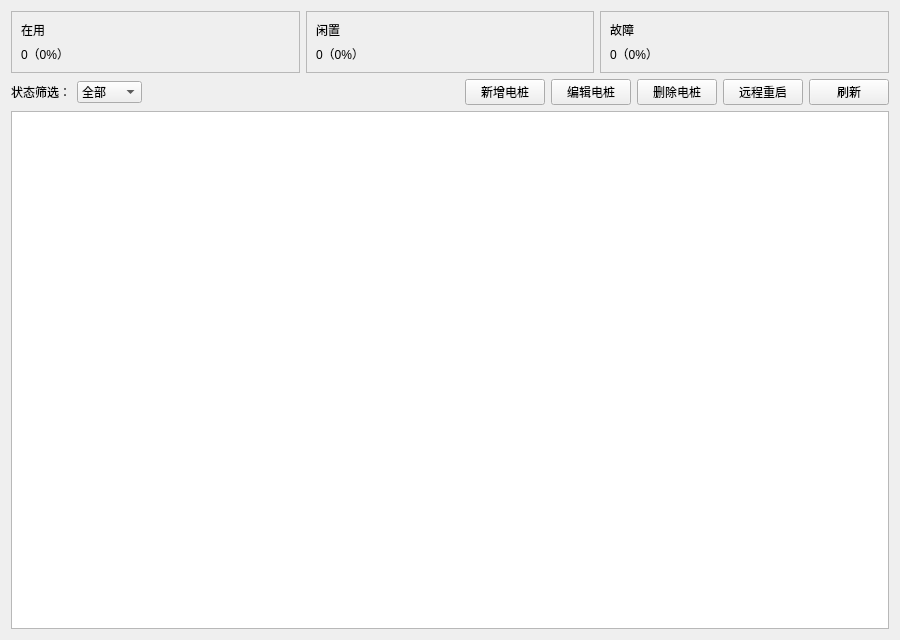
This is EVChargingServer/src/ui/pages/PilePage.ui in Vescola/xiaoxueqi as Qt 5 draws it before an edit. The edited form follows.
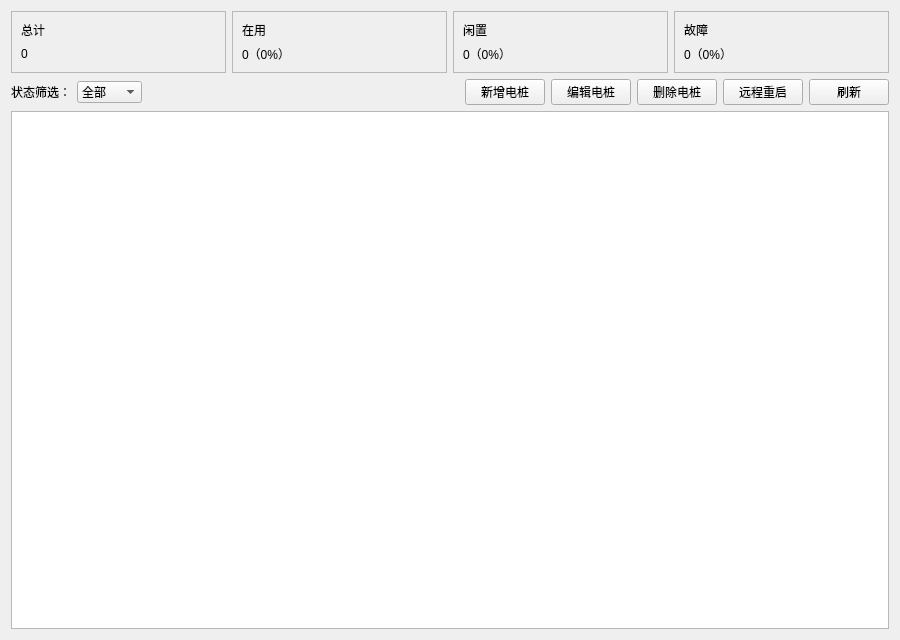
This is the edited form.

Commit message:
服务器修改
ui修改

```diff
--- a/EVChargingServer/src/ui/pages/PilePage.ui
+++ b/EVChargingServer/src/ui/pages/PilePage.ui
@@ -12,7 +12,30 @@
   </property>
   <layout class="QVBoxLayout" name="verticalLayout">
    <item>
-    <layout class="QHBoxLayout" name="statusLayout">
+    <layout class="QHBoxLayout" name="horizontalLayout">
+     <item>
+      <widget class="QFrame" name="totalCard">
+       <property name="frameShape">
+        <enum>QFrame::StyledPanel</enum>
+       </property>
+       <layout class="QVBoxLayout" name="verticalLayout_5">
+        <item>
+         <widget class="QLabel" name="label_5">
+          <property name="text">
+           <string>总计</string>
+          </property>
+         </widget>
+        </item>
+        <item>
+         <widget class="QLabel" name="totalLabel">
+          <property name="text">
+           <string>0</string>
+          </property>
+         </widget>
+        </item>
+       </layout>
+      </widget>
+     </item>
      <item>
       <widget class="QFrame" name="inUseCard">
        <property name="frameShape">
```
The commit also changes 2 other files.
